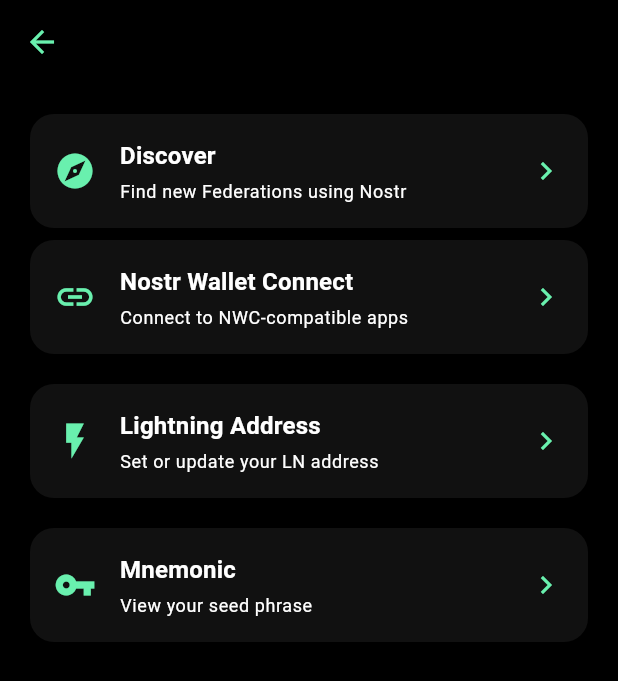
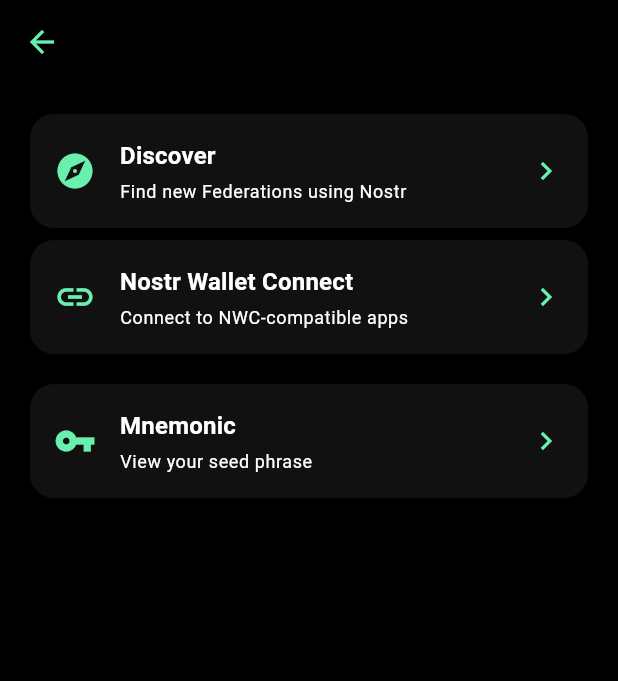
Before and after one commit to fedimint/ecash-app, a Flutter app: the SettingsScreen screen opened directly with empty values, after a tap on "Nostr Wallet Connect", on a phone screen of 412 x 824 dp. Shown: the top 681 px of the screen. Run offline on Flutter 3.47's test engine with Material 3 defaults, Android fonts, the phone set to English and light mode, and no system bars; our stand-ins replace flutter_animate, flutter_speed_dial, freezed_annotation, lottie, qr_flutter and 1 more; missing offline and left inert: dart:ffi, flutter_rust_bridge, mobile_scanner, numpad_layout.

```diff
--- a/lib/number_pad.dart
+++ b/lib/number_pad.dart
@@ -6,6 +6,7 @@ import 'package:carbine/lib.dart';
 import 'package:carbine/multimint.dart';
 import 'package:carbine/request.dart';
 import 'package:carbine/theme.dart';
+import 'package:carbine/utils.dart';
 import 'package:flutter/material.dart';
 import 'package:http/http.dart' as http;
 import 'package:intl/intl.dart';
@@ -114,7 +115,7 @@ class _NumberPadState extends State<NumberPad> {
           child: EcashSend(fed: widget.fed, amountSats: amountSats),
         );
       } else if (widget.paymentType == PaymentType.onchain) {
-        print('Generate bitcoin address and QR code');
+        AppLogger.instance.i('Generate bitcoin address and QR code');
       }
     }
     setState(() => _creating = false);
--- a/lib/setttings.dart
+++ b/lib/setttings.dart
@@ -56,7 +56,6 @@ class _SettingsScreenState extends State<SettingsScreen> {
             subtitle: 'Connect to NWC-compatible apps',
             onTap: () async {
               final feds = await federations();
-              print("NWC Federations Size: ${feds.length}");
               Navigator.push(
                 context,
                 MaterialPageRoute(
@@ -64,13 +63,6 @@ class _SettingsScreenState extends State<SettingsScreen> {
                 ),
               );
             },
-          ),
-          const SizedBox(height: 12),
-          _SettingsOption(
-            icon: Icons.flash_on,
-            title: 'Lightning Address',
-            subtitle: 'Set or update your LN address',
-            onTap: () {},
           ),
           const SizedBox(height: 12),
           _SettingsOption(
--- a/pubspec.yaml
+++ b/pubspec.yaml
@@ -10,7 +10,7 @@ dependencies:
   flutter:
     sdk: flutter
   flutter_rust_bridge: 2.9.0
-  mobile_scanner: ^3.5.1
+  mobile_scanner: ^7.0.1
   qr_flutter: ^4.1.0
   intl: ^0.18.1
   numpad_layout: ^0.0.3
```
Also changed, not shown: pubspec.lock, 1 other file.
